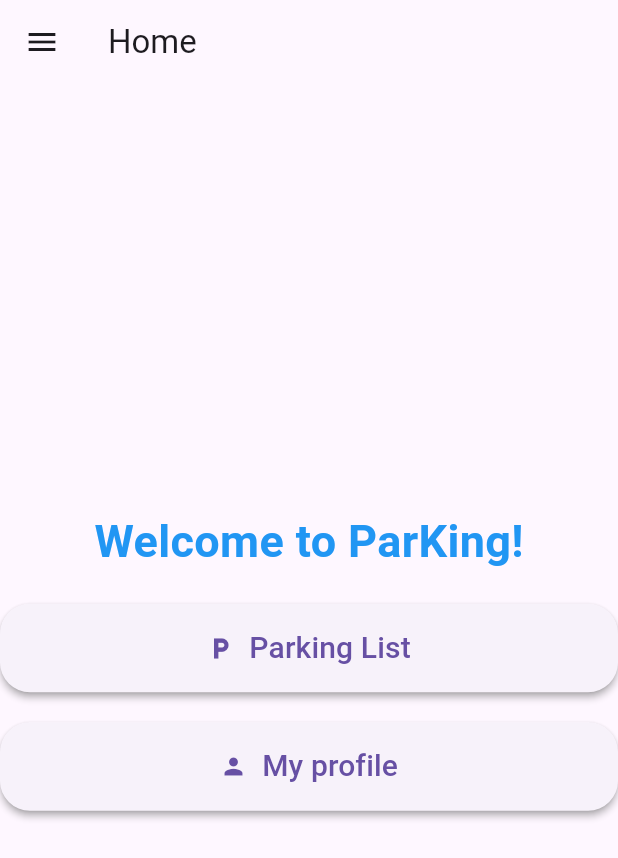
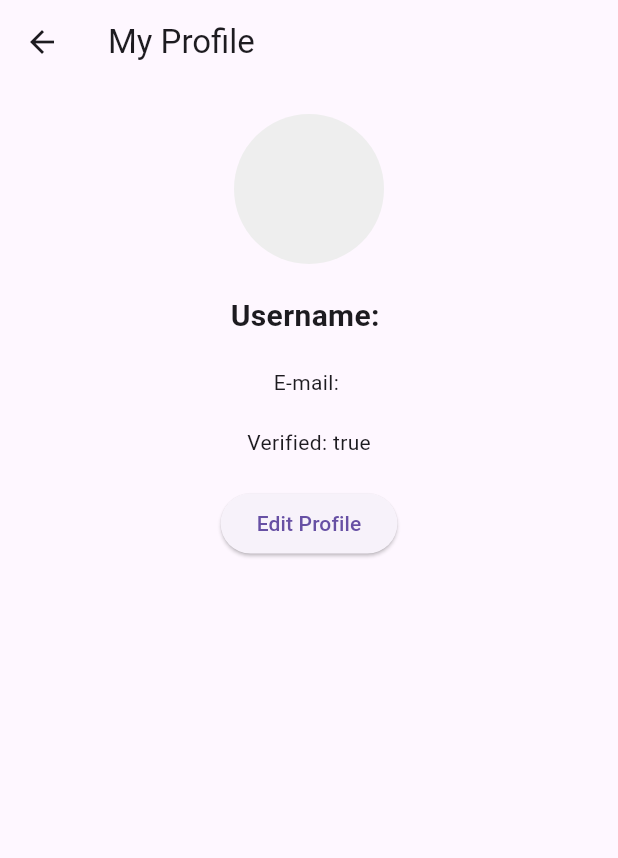
Before and after one commit to offblacc/ParKing, a Flutter app: the screen it shows once a user with an empty profile is signed in, after a tap on "My profile", on a phone screen of 412 x 824 dp. Shown: the top 858 px of the screen. Run offline on Flutter 3.47's test engine with Material 3 defaults, Android fonts, the phone set to English and light mode, and no system bars; our stand-ins replace firebase_auth, firebase_core, firebase_database; accounts and stored records are empty.

Commit message:
Profile screen i edit screen

```diff
--- a/lib/main.dart
+++ b/lib/main.dart
@@ -2,7 +2,9 @@ import 'package:firebase_auth/firebase_auth.dart';
 import 'package:flutter/material.dart';
 import 'package:firebase_core/firebase_core.dart';
 import 'package:parking/screens/add_new_parking_screen.dart';
+import 'package:parking/screens/edit_profile_screen.dart';
 import 'package:parking/screens/login_screen.dart';
+import 'package:parking/screens/my_profile_screen.dart';
 import 'package:parking/screens/register_screen.dart';
 import 'screens/auth_screen.dart';
 import 'screens/home_screen.dart';
@@ -35,6 +37,8 @@ class MyApp extends StatelessWidget {
         '/register': (context) => RegisterScreen(),
         '/chooseParking': (context) => ChooseParkingScreen(),
         '/addParking': (context) => NewParkingScreen(),
+        '/myProfile': (context) => MyProfileScreen(),
+        '/editProfile': (context) => EditProfileScreen(),
       },
     );
   }
--- a/lib/screens/home_screen.dart
+++ b/lib/screens/home_screen.dart
@@ -3,6 +3,7 @@ import 'package:firebase_database/firebase_database.dart';
 import 'package:flutter/material.dart';
 
 class HomeScreen extends StatefulWidget {
+
   @override
   State<HomeScreen> createState() => _HomeScreenState();
 }
@@ -11,6 +12,7 @@ class _HomeScreenState extends State<HomeScreen> {
   final DatabaseReference _dbRef =
   FirebaseDatabase.instance.ref().child('userCount');
   int userCount = 0;
+  late final User user;
 
   @override
   void initState() {
@@ -18,6 +20,7 @@ class _HomeScreenState extends State<HomeScreen> {
     _dbRef.onValue.listen((event) {
       setState(() {
         userCount = int.parse(event.snapshot.value.toString());
+
       });
     });
   }
@@ -121,6 +124,7 @@ class _HomeScreenState extends State<HomeScreen> {
             ElevatedButton(
               onPressed: () {
                 // Navigate to user profile screen or handle the action as needed
+                Navigator.pushNamed(context, '/myProfile');
               },
               style: ElevatedButton.styleFrom(
                 padding: const EdgeInsets.symmetric(vertical: 15, horizontal: 40),
--- a/lib/screens/login_screen.dart
+++ b/lib/screens/login_screen.dart
@@ -11,6 +11,8 @@ class _LoginScreenState extends State<LoginScreen> {
   final GlobalKey<FormState> _formKey = GlobalKey<FormState>();
   late String _email, _password;
   String? _errorMessage;
+
+
 
   @override
   Widget build(BuildContext context) {
@@ -107,7 +109,7 @@ class _LoginScreenState extends State<LoginScreen> {
           });
         } else if (user != null && user.emailVerified) {
           if (mounted) {
-            Navigator.pushReplacementNamed(context, '/home');
+            Navigator.pushReplacementNamed(context, '/home', arguments: user);
           }
         }
       } catch (e) {
--- /dev/null
+++ b/lib/screens/my_profile_screen.dart
@@ -0,0 +1,71 @@
+import 'package:flutter/material.dart';
+import 'package:firebase_auth/firebase_auth.dart';
+
+class MyProfileScreen extends StatefulWidget {
+  late final User? userData; // Map to hold user data
+
+
+  @override
+  _ProfileScreenState createState() => _ProfileScreenState();
+}
+
+class _ProfileScreenState extends State<MyProfileScreen> {
+
+  Widget getAvatar(User user) {
+  if (user.photoURL != null) {
+    return CircleAvatar(
+      backgroundImage: NetworkImage(user.photoURL!),
+      radius: 50.0,
+    );
+  } else {
+    return CircleAvatar(
+      backgroundColor: Colors.grey[200], // Default background color
+      radius: 50.0,
+    );
+  }
+}
+
+  @override
+  Widget build(BuildContext context) {
+    User? user = FirebaseAuth.instance.currentUser;
+    return Scaffold(
+      appBar: AppBar(
+        title: Text('My Profile'),
+      ),
+      body: SingleChildScrollView(
+        child: Center(
+          child: Column(
+            children: [
+              // Profile picture section
+              Container(
+                margin: EdgeInsets.only(top: 20.0),
+                child: getAvatar(user!),
+              ),
+              SizedBox(height: 20.0),
+
+              // User information section
+              Text(
+                "Username: " + (user?.displayName ?? "No username"),
+                style: TextStyle(fontSize: 20.0, fontWeight: FontWeight.bold),
+              ),
+              SizedBox(height: 20.0),
+              Text("E-mail: " + (user?.email ?? "No e-mail")),
+              SizedBox(height: 20.0),
+              Text("Verified: " + (user?.emailVerified.toString() ?? "False")),
+              SizedBox(height: 20.0),
+
+              // Edit profile button (optional)
+              ElevatedButton(
+                onPressed: () {
+                  Navigator.pushNamed(context, '/editProfile');
+                },
+
+                child: Text('Edit Profile'),
+              ),
+            ],
+          ),
+        ),
+      ),
+    );
+  }
+}
```
Also changed, not shown: lib/screens/edit_profile_screen.dart (added, +99 -0 lines), pubspec.lock, web_entrypoint.dart (added).
